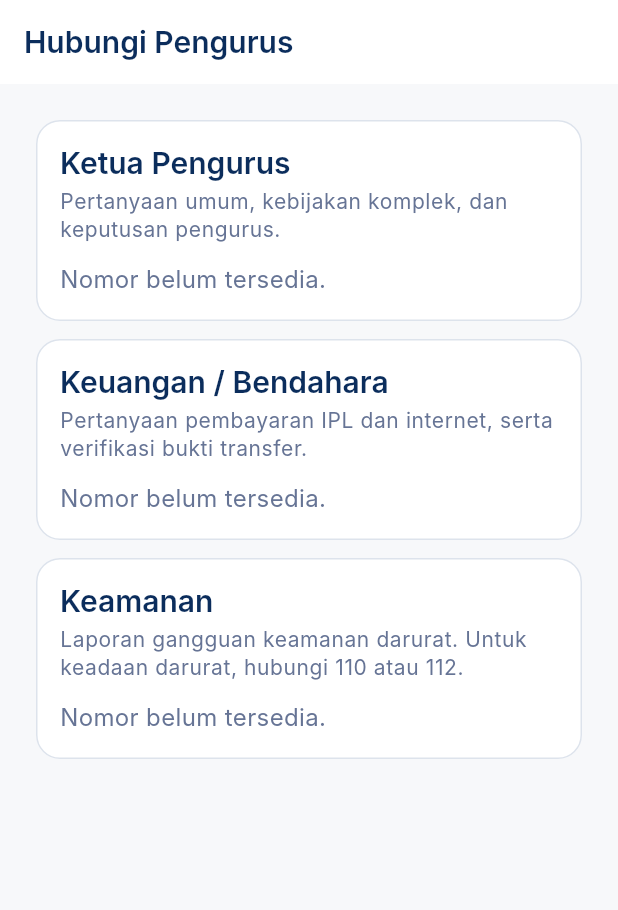
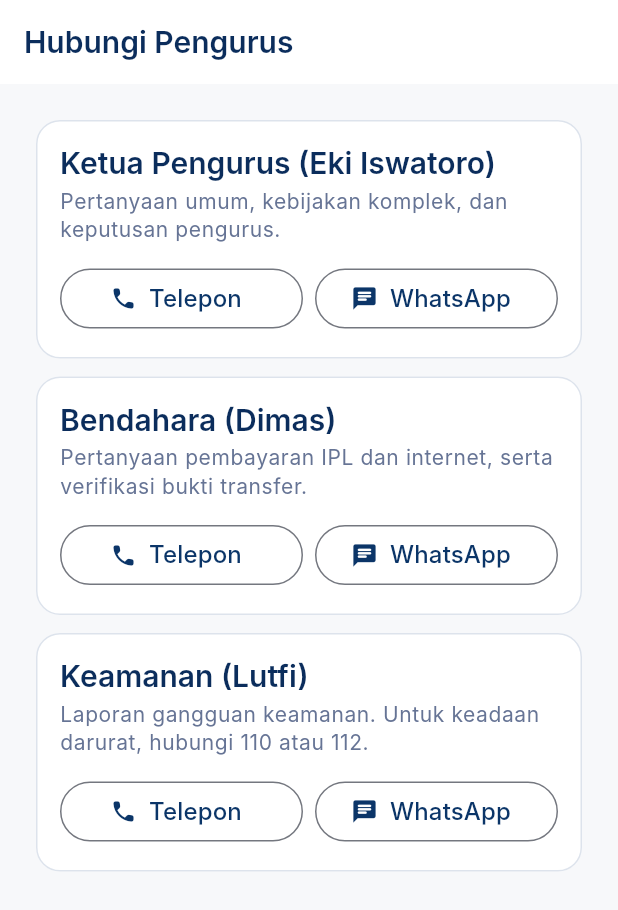
Before and after one commit to panganin-app/CASA-D-NINETY-NINE, a Flutter app: the ContactScreen screen opened by its route, on a phone screen of 412 x 824 dp. Shown: the top 910 px of the screen. Run offline on Flutter 3.47's test engine with Material 3 defaults, Android fonts, the phone set to English and light mode, and no system bars; our stand-ins replace cloud_firestore, cloud_functions, firebase_auth, firebase_core, firebase_storage, flutter_riverpod and 2 more; accounts and stored records are empty; network calls fail; Roboto replaces fonts that are missing (Inter).

Commit message:
feat(profil): isi kontak pengurus (ketua, bendahara, keamanan)
Co-Authored-By: Claude Haiku 5.5 <noreply@anthropic.com>

```diff
--- a/apps/mobile/lib/core/config/contact_config.dart
+++ b/apps/mobile/lib/core/config/contact_config.dart
@@ -13,18 +13,21 @@ class ContactItem {
 
 const List<ContactItem> pengurusContacts = [
   ContactItem(
-    label: 'Ketua Pengurus',
+    label: 'Ketua Pengurus (Eki Iswatoro)',
     description: 'Pertanyaan umum, kebijakan komplek, dan keputusan pengurus.',
-    // TODO(pengurus): isi nomor ketua pengurus.
+    phone: '6287780009065',
+    whatsapp: '6287780009065',
   ),
   ContactItem(
-    label: 'Keuangan / Bendahara',
+    label: 'Bendahara (Dimas)',
     description: 'Pertanyaan pembayaran IPL dan internet, serta verifikasi bukti transfer.',
-    // TODO(pengurus): isi nomor bendahara.
+    phone: '6285781719262',
+    whatsapp: '6285781719262',
   ),
   ContactItem(
-    label: 'Keamanan',
-    description: 'Laporan gangguan keamanan darurat. Untuk keadaan darurat, hubungi 110 atau 112.',
-    // TODO(pengurus): isi nomor pos keamanan.
+    label: 'Keamanan (Lutfi)',
+    description: 'Laporan gangguan keamanan. Untuk keadaan darurat, hubungi 110 atau 112.',
+    phone: '6281288989786',
+    whatsapp: '6281288989786',
   ),
 ];
```
